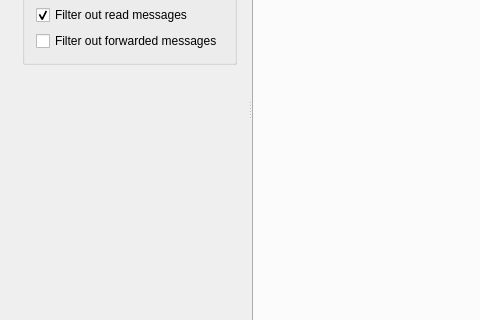
Above: testApp/MainWindow.ui from Kaffeine/telegram-qt before the change; both pictures show x 0 to 480 and y 242 to 562 of the 1360 by 704 pixel window. Below: the same form after it.
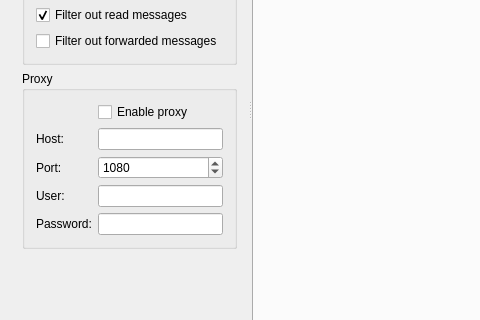
That is the form after the change.

Commit message: testApp: Add proxy settings

```diff
--- a/testApp/MainWindow.ui
+++ b/testApp/MainWindow.ui
@@ -14,8 +14,8 @@
    <string>TelegramQt Test Application</string>
   </property>
   <widget class="QWidget" name="centralWidget">
-   <layout class="QGridLayout" name="gridLayout_3">
-    <item row="0" column="0">
+   <layout class="QVBoxLayout" name="verticalLayout">
+    <item>
      <widget class="QSplitter" name="mainSplitter">
       <property name="orientation">
        <enum>Qt::Horizontal</enum>
@@ -110,6 +110,73 @@
           </layout>
          </widget>
         </item>
+        <item>
+         <widget class="QGroupBox" name="groupBox_3">
+          <property name="title">
+           <string>Proxy</string>
+          </property>
+          <layout class="QFormLayout" name="formLayout">
+           <item row="1" column="0">
+            <widget class="QLabel" name="label_7">
+             <property name="text">
+              <string>Host:</string>
+             </property>
+            </widget>
+           </item>
+           <item row="1" column="1">
+            <widget class="QLineEdit" name="settingsProxyHost"/>
+           </item>
+           <item row="2" column="0">
+            <widget class="QLabel" name="label_8">
+             <property name="text">
+              <string>Port:</string>
+             </property>
+            </widget>
+           </item>
+           <item row="2" column="1">
+            <widget class="QSpinBox" name="settingsProxyPort">
+             <property name="maximum">
+              <number>65535</number>
+             </property>
+             <property name="value">
+              <number>1080</number>
+             </property>
+            </widget>
+           </item>
+           <item row="0" column="1">
+            <widget class="QCheckBox" name="settingsProxyEnable">
+             <property name="text">
+              <string>Enable proxy</string>
+             </property>
+            </widget>
+           </item>
+           <item row="3" column="0">
+            <widget class="QLabel" name="label_9">
+             <property name="text">
+              <string>User:</string>
+             </property>
+            </widget>
+           </item>
+           <item row="3" column="1">
+            <widget class="QLineEdit" name="settingsProxyUser"/>
+           </item>
+           <item row="4" column="0">
+            <widget class="QLabel" name="label_18">
+             <property name="text">
+              <string>Password:</string>
+             </property>
+            </widget>
+           </item>
+           <item row="4" column="1">
+            <widget class="QLineEdit" name="settingsProxyPassword">
+             <property name="echoMode">
+              <enum>QLineEdit::Password</enum>
+             </property>
+            </widget>
+           </item>
+          </layout>
+         </widget>
+        </item>
         <item>
          <spacer name="verticalSpacer_2">
           <property name="orientation">
```
The commit also changes 2 other files.
